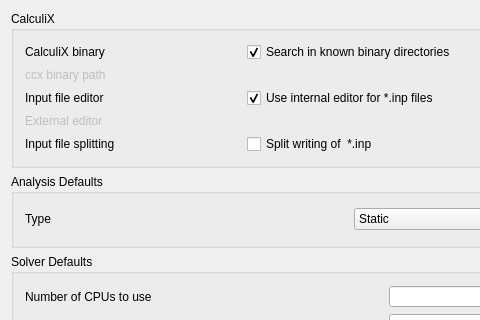
southseact-3d/fcd, file src/Mod/Fem/Gui/DlgSettingsFemCcx.ui: the form before one commit; both pictures show x 0 to 480 and y 0 to 320 of the 595 by 848 pixel window.
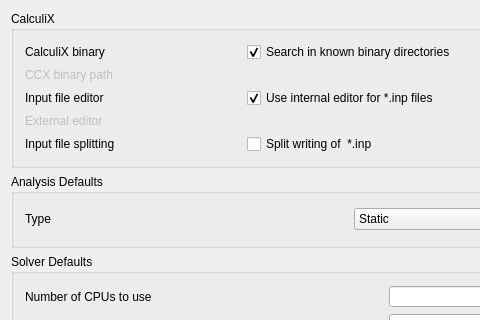
The form after the commit. Icons and pictures are not drawn. Custom widgets are drawn as their Qt base class.

The edit to the form file:
```diff
--- a/src/Mod/Fem/Gui/DlgSettingsFemCcx.ui
+++ b/src/Mod/Fem/Gui/DlgSettingsFemCcx.ui
@@ -69,7 +69,7 @@
            </size>
           </property>
           <property name="text">
-           <string>ccx binary path</string>
+           <string>CCX binary path</string>
           </property>
          </widget>
         </item>
```
